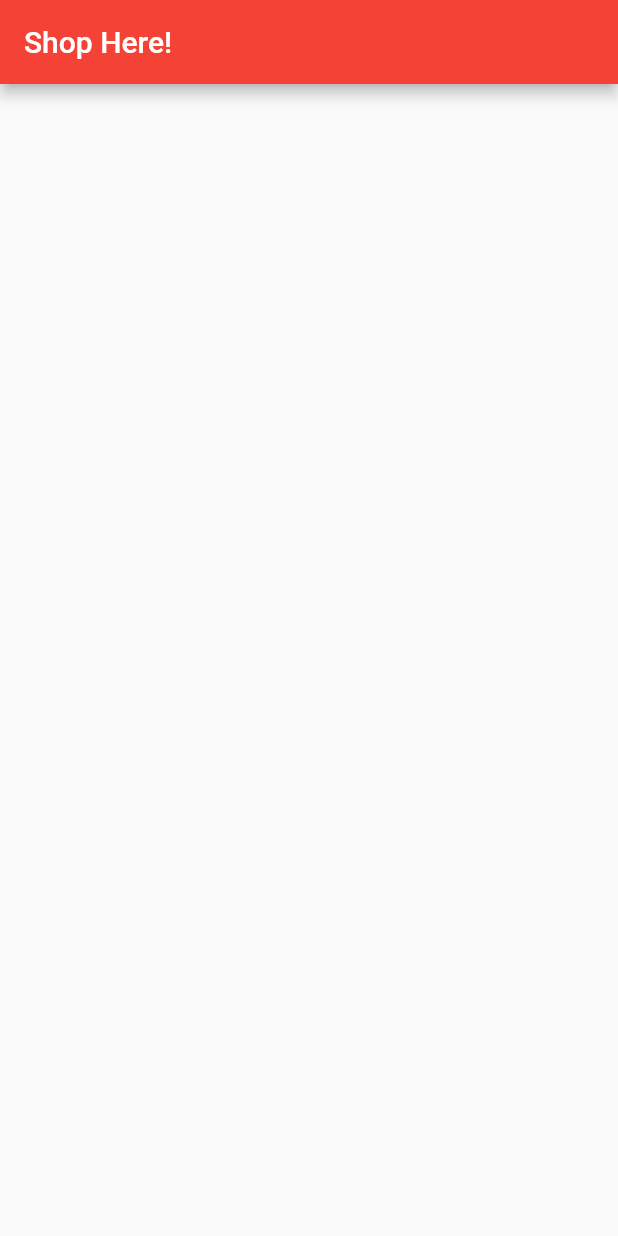
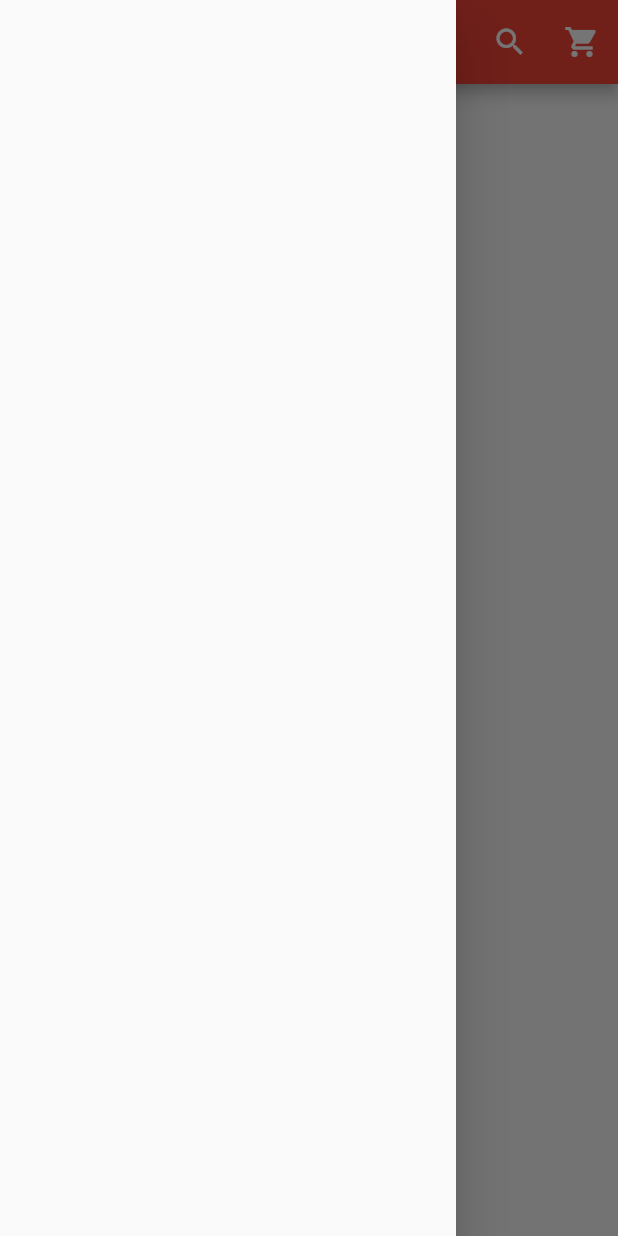
Before and after one commit to ktzy0305/Voguearo, a Flutter app: the screen it shows after launch, with the side drawer open (before the commit the screen has no drawer), on a phone screen of 412 x 824 dp. Run offline on Flutter 3.47's test engine with Material 2 defaults, Android fonts, the phone set to English and light mode, and no system bars.

Commit message:
Update main.dart

```diff
--- a/lib/main.dart
+++ b/lib/main.dart
@@ -23,6 +23,27 @@ class _HomePageState extends State<HomePage>{
       appBar: new AppBar(
         backgroundColor: Colors.red,
         title: Text("Shop Here!"),
+        actions: <Widget>[
+          new IconButton(
+            icon: Icon(Icons.search, color: Colors.white),
+            onPressed: (){
+              print("Search Button is pressed!");
+            },
+          ),
+          new IconButton(
+            icon: Icon(Icons.shopping_cart, color: Colors.white),
+            onPressed: (){
+              print("Shopping Cart is pressed!");
+            },
+          )
+        ],
+      ),
+      drawer: new Drawer(
+        child: new ListView(
+          children: <Widget>[
+
+          ],
+        ),
       ),
     );
   }
```
